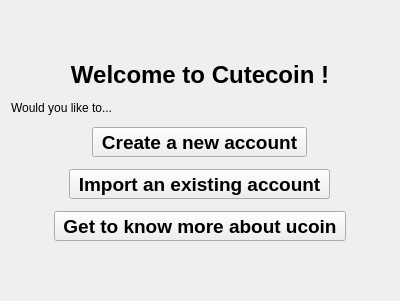
Old version of the form res/ui/homescreen.ui in the repository duniter/sakia.
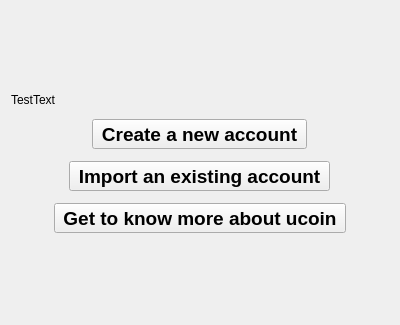
New version of the form. Icons and pictures are not drawn.

Diff of the .ui file:
```diff
--- a/res/ui/homescreen.ui
+++ b/res/ui/homescreen.ui
@@ -7,7 +7,7 @@
     <x>0</x>
     <y>0</y>
     <width>400</width>
-    <height>301</height>
+    <height>325</height>
    </rect>
   </property>
   <property name="sizePolicy">
@@ -42,7 +42,7 @@
    <item>
     <widget class="QLabel" name="label_welcome">
      <property name="text">
-      <string>&lt;html&gt;&lt;head/&gt;&lt;body&gt;&lt;p align=&quot;center&quot;&gt;&lt;span style=&quot; font-size:xx-large; font-weight:600;&quot;&gt;Welcome to Cutecoin !&lt;/span&gt;&lt;/p&gt;&lt;p&gt;Would you like to...&lt;/p&gt;&lt;/body&gt;&lt;/html&gt;</string>
+      <string>&lt;html&gt;&lt;head/&gt;&lt;body&gt;&lt;p&gt;TestText&lt;/p&gt;&lt;/body&gt;&lt;/html&gt;</string>
      </property>
      <property name="textFormat">
       <enum>Qt::RichText</enum>
```
Left out of the diff: 9 changed lines with no effect on the pictures.
